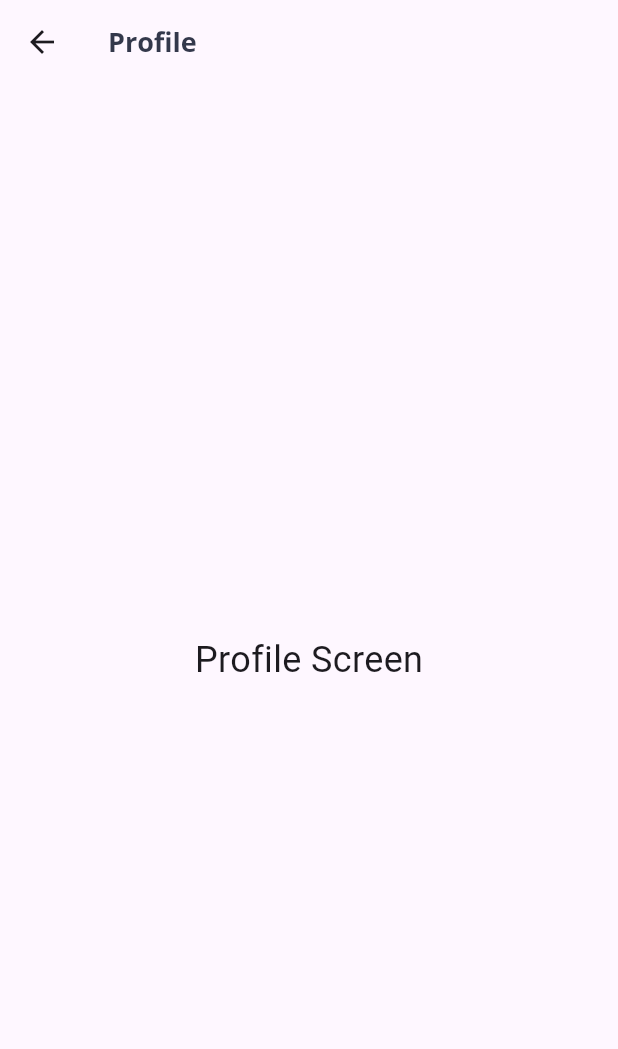
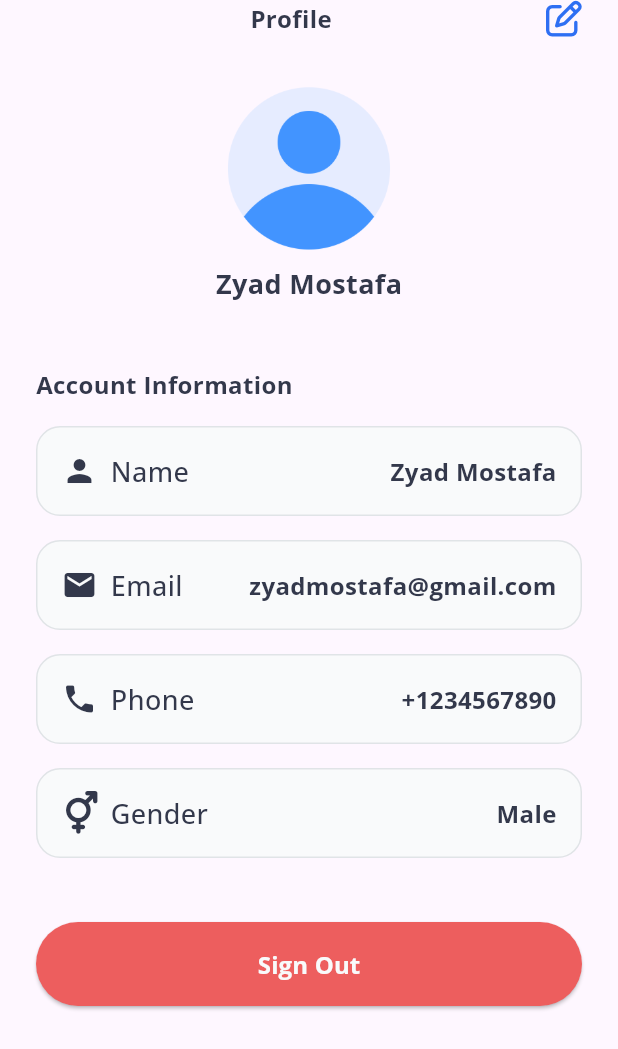
Before and after one commit to zyaddmostafa/MediLink, a Flutter app: the ProfileScreen screen opened directly, on a phone screen of 412 x 824 dp. Shown: the top 1049 px of the screen. Run offline on Flutter 3.47's test engine with Material 3 defaults, Android fonts, the phone set to English and light mode, and no system bars; our stand-ins replace bloc, dio, firebase_core, flutter_bloc, flutter_screenutil, flutter_secure_storage and 11 more; missing offline and left inert: flutter_inappwebview; accounts and stored records are empty; generated files the repository leaves out were written again; network calls fail.

Commit message:
Add EditProfileScreen and ProfileScreen with account information display
- Created EditProfileScreen as a placeholder for editing user profiles.
- Implemented ProfileScreen to display user information including name, email, phone, and gender.
- Added a sign-out button with placeholder functionality.
- Included a header with an edit profile icon for navigation.
- Utilized custom widgets for better code organization and reusability.

```diff
--- a/lib/core/di/dependency_injection.dart
+++ b/lib/core/di/dependency_injection.dart
@@ -8,7 +8,6 @@ import '../../feature/booking/data/apis/booking_appointment_api_service.dart';
 import '../../feature/booking/data/local/cancle_appoinmets_local_service.dart';
 import '../../feature/booking/data/repo/booking_appointment_repo.dart';
 import '../../feature/booking/domain/use_case/filtered_appointment_use_case.dart';
-import '../../feature/booking/presentation/cubit/booking_appointment_cubit.dart';
 import '../../feature/home/data/apis/home_api_service.dart';
 import '../../feature/home/data/repo/home_repo_impl.dart';
 import '../../feature/home/presentation/cubit/home_cubit.dart';
--- a/lib/core/helpers/app_assets.dart
+++ b/lib/core/helpers/app_assets.dart
@@ -39,6 +39,8 @@ class Assets {
   static const String imagesDoctorsCategorysUrology = "assets/images/Doctors_categorys/Urology.png";
 
   static const String imagesHeartBackgroundShadow = "assets/images/heart_background_shadow.png";
+
+  static const String imagesUser = "assets/images/user.png";
 
   static const String lottieNoSearchResult = "assets/lottie/no_search_result.json";
 
--- a/lib/core/widgets/custom_app_bar.dart
+++ b/lib/core/widgets/custom_app_bar.dart
@@ -4,6 +4,7 @@ import '../helpers/app_assets.dart';
 import '../helpers/extentions.dart';
 import 'package:flutter/material.dart';
 
+import '../helpers/spacing.dart';
 import '../theme/app_color.dart';
 
 class CustomAppBar extends StatelessWidget {
@@ -26,7 +27,7 @@ class CustomAppBar extends StatelessWidget {
             colorFilter: ColorFilter.mode(iconColor, BlendMode.srcIn),
           ),
         ),
-
+        horizontalSpacing(16),
         appBarwidget ?? const SizedBox.shrink(),
       ],
     );
--- a/lib/feature/booking/presentation/widget/canceled_Appoitmnet_list_view.dart
+++ b/lib/feature/booking/presentation/widget/canceled_Appoitmnet_list_view.dart
@@ -2,6 +2,7 @@ import 'package:flutter/material.dart';
 import 'package:flutter_bloc/flutter_bloc.dart';
 
 import '../../../../core/helpers/extentions.dart';
+import '../../../../core/helpers/spacing.dart';
 import '../../../../core/model/button_properties_model.dart';
 import '../../../../core/routing/routes.dart';
 import '../../../../core/theme/app_color.dart';
@@ -26,14 +27,12 @@ class CanceledAppoitmenttListView extends StatelessWidget {
 
   @override
   Widget build(BuildContext context) {
-    return ListView(
-      children: List.generate(cancelledDoctors.length, (index) {
-        return Padding(
-          padding: const EdgeInsets.only(bottom: 12),
-          child: DoctorsCard(
-            key: ValueKey(
-              cancelledDoctors[index].id,
-            ), // Unique key for each card
+    return ListView.separated(
+      separatorBuilder: (context, index) => verticalSpacing(12),
+      itemCount: cancelledDoctors.length,
+      itemBuilder: (context, index) {
+        return DoctorsCard(
+          key: ValueKey(cancelledDoctors[index].id), // Unique key for each card
           isFavorite: true, // Cancelled appointments are not favorites
           doctor: cancelledDoctors[index],
           buttonProperties:
@@ -43,18 +42,17 @@ class CanceledAppoitmenttListView extends StatelessWidget {
                 textColor: AppColor.white,
                 backgroundColor: AppColor.primary,
                 onPressed: () {
-                    context
-                        .read<BookingAppointmentCubit>()
-                        .rescheduleAppointment(cancelledAppointments[index].id);
+                  context.read<BookingAppointmentCubit>().rescheduleAppointment(
+                    cancelledAppointments[index].id,
+                  );
                   context.pushNamed(
                     Routes.doctorInfo,
                     arguments: cancelledDoctors[index].id,
                   );
                 },
               ),
-          ),
         );
-      }),
+      },
     );
   }
 }
--- a/lib/feature/navigation/main_navigation_screen.dart
+++ b/lib/feature/navigation/main_navigation_screen.dart
@@ -1,11 +1,11 @@
 import 'package:flutter/material.dart';
 import 'package:flutter_bloc/flutter_bloc.dart';
 import '../../core/di/dependency_injection.dart';
-import '../../core/theme/app_text_styles.dart';
 import '../booking/presentation/cubit/booking_appointment_cubit.dart';
 import '../booking/presentation/screen/booking_screen.dart';
 import '../home/presentation/cubit/home_cubit.dart';
 import '../home/presentation/screens/home_screen.dart';
+import '../profile/presentation/screens/profile_screen.dart';
 import 'widgets/bottom_nav_bar.dart';
 
 class MainNavigationScreen extends StatefulWidget {
@@ -24,6 +24,7 @@ class _MainNavigationScreenState extends State<MainNavigationScreen> {
       value: getIt<HomeCubit>()..getAllDoctors(),
       child: const HomeScreen(),
     ),
+
     BlocProvider(
       create: (context) => BookingAppointmentCubit(getIt(), getIt()),
       child: const BookingScreen(),
@@ -66,21 +67,3 @@ class _MainNavigationScreenState extends State<MainNavigationScreen> {
     );
   }
 }
-
-class ProfileScreen extends StatelessWidget {
-  const ProfileScreen({super.key});
-
-  @override
-  Widget build(BuildContext context) {
-    return Scaffold(
-      appBar: AppBar(
-        title: Text('Profile', style: AppTextStyles.font18Bold),
-        backgroundColor: Colors.transparent,
-        elevation: 0,
-      ),
-      body: const Center(
-        child: Text('Profile Screen', style: TextStyle(fontSize: 24)),
-      ),
-    );
-  }
-}
--- a/lib/feature/navigation/widgets/bottom_nav_bar.dart
+++ b/lib/feature/navigation/widgets/bottom_nav_bar.dart
@@ -19,7 +19,7 @@ class BottomNavBar extends StatelessWidget {
     return Container(
       decoration: const BoxDecoration(color: AppColor.primary),
       child: Padding(
-        padding: const EdgeInsets.symmetric(horizontal: 24.0, vertical: 8),
+        padding: const EdgeInsets.only(bottom: 16),
         child: Row(
           mainAxisAlignment: MainAxisAlignment.spaceAround,
           children: [
@@ -39,7 +39,7 @@ class BottomNavBar extends StatelessWidget {
             ),
 
             NavItem(
-              index: 3,
+              index: 2,
               iconPath: Assets.svgsProfile,
               label: 'Profile',
               currentIndex: currentIndex,
--- /dev/null
+++ b/lib/feature/profile/presentation/screens/edit_profile_screen.dart
@@ -0,0 +1,13 @@
+import 'package:flutter/material.dart';
+
+class EditProfileScreen extends StatelessWidget {
+  const EditProfileScreen({super.key});
+
+  @override
+  Widget build(BuildContext context) {
+    return Scaffold(body: Column(children: [
+
+        ],
+      ));
+  }
+}
--- /dev/null
+++ b/lib/feature/profile/presentation/screens/profile_screen.dart
@@ -0,0 +1,169 @@
+import 'package:flutter/material.dart';
+import 'package:flutter_screenutil/flutter_screenutil.dart';
+import 'package:font_awesome_flutter/font_awesome_flutter.dart';
+
+import '../../../../core/helpers/app_assets.dart';
+import '../../../../core/helpers/spacing.dart';
+import '../../../../core/model/button_properties_model.dart';
+import '../../../../core/theme/app_color.dart';
+import '../../../../core/theme/app_text_styles.dart';
+import '../../../../core/widgets/custom_app_bar.dart';
+import '../../../../core/widgets/custom_elevated_button.dart';
+
+class ProfileScreen extends StatelessWidget {
+  const ProfileScreen({super.key});
+
+  @override
+  Widget build(BuildContext context) {
+    return Scaffold(
+      body: SafeArea(
+        child: Padding(
+          padding: const EdgeInsets.symmetric(horizontal: 24),
+          child: Column(
+            children: [
+              const ProfileSreenHeader(),
+              verticalSpacing(32),
+              const UserImageAndName(),
+              verticalSpacing(42),
+              const AccountInfo(),
+              CustomElevatedButton(
+                properties: ButtonPropertiesModel(
+                  text: 'Sign Out',
+                  textColor: AppColor.white,
+                  backgroundColor: AppColor.red,
+
+                  onPressed: () {
+                    // Handle sign out logic
+                  },
+                ),
+              ),
+            ],
+          ),
+        ),
+      ),
+    );
+  }
+}
+
+class AccountInfo extends StatelessWidget {
+  const AccountInfo({super.key});
+
+  @override
+  Widget build(BuildContext context) {
+    return Column(
+      crossAxisAlignment: CrossAxisAlignment.start,
+      children: [
+        Text('Account Information', style: AppTextStyles.font16Bold),
+        verticalSpacing(16),
+        const Column(
+          spacing: 16,
+          children: [
+            AccountInfoItem(
+              title: 'Name',
+              value: 'Zyad Mostafa',
+              icon: Icons.person,
+            ),
+
+            AccountInfoItem(
+              title: 'Email',
+              value: 'zyadmostafa@gmail.com',
+              icon: Icons.email,
+            ),
+
+            AccountInfoItem(
+              title: 'Phone',
+              value: '+1234567890',
+              icon: Icons.phone,
+            ),
+
+            AccountInfoItem(
+              title: 'Gender',
+              value: 'Male',
+              icon: FontAwesomeIcons.marsAndVenus,
+            ),
+          ],
+        ),
+        verticalSpacing(42),
+      ],
+    );
+  }
+}
+
+class UserImageAndName extends StatelessWidget {
+  const UserImageAndName({super.key});
+
+  @override
+  Widget build(BuildContext context) {
+    return Column(
+      children: [
+        Image.asset(Assets.imagesUser, height: 110.h),
+        verticalSpacing(8),
+        Text('Zyad Mostafa', style: AppTextStyles.font18Bold),
+      ],
+    );
+  }
+}
+
+class ProfileSreenHeader extends StatelessWidget {
+  const ProfileSreenHeader({super.key});
+
+  @override
+  Widget build(BuildContext context) {
+    return Row(
+      mainAxisAlignment: MainAxisAlignment.center,
+      children: [
+        Expanded(
+          child: Center(
+            child: Text('Profile', style: AppTextStyles.font16Bold),
+          ),
+        ),
+        InkWell(
+          onTap: () {
+            // Handle edit profile action
+          },
+          child: const Icon(
+            FontAwesomeIcons.penToSquare,
+            color: AppColor.primary,
+          ),
+        ),
+      ],
+    );
+  }
+}
+
+class AccountInfoItem extends StatelessWidget {
+  final String title;
+  final String value;
+  final IconData icon;
+
+  const AccountInfoItem({
+    super.key,
+    required this.title,
+    required this.value,
+    required this.icon,
+  });
+
+  @override
+  Widget build(BuildContext context) {
+    return Container(
+      padding: const EdgeInsets.all(16),
+      decoration: BoxDecoration(
+        color: AppColor.white,
+        borderRadius: BorderRadius.circular(16),
+        border: Border.all(color: AppColor.grey.withValues(alpha: .2)),
+      ),
+      child: Row(
+        children: [
+          Icon(icon, color: AppColor.black, size: 24),
+          horizontalSpacing(8),
+          Text(
+            title,
+            style: AppTextStyles.font18Medium.copyWith(color: AppColor.black),
+          ),
+          const Spacer(),
+          Text(value, style: AppTextStyles.font16Bold),
+        ],
+      ),
+    );
+  }
+}
--- a/pubspec.yaml
+++ b/pubspec.yaml
@@ -40,6 +40,7 @@ dependencies:
   flutter_screenutil: ^5.9.3
   flutter_secure_storage: ^9.2.4
   flutter_svg: ^2.2.0
+  font_awesome_flutter: ^10.9.0
   get_it: ^8.0.3
   google_fonts: ^6.1.0
   hive: ^2.2.3
```
Also changed, not shown: assets/images/user.png (added), pubspec.lock. Lines whose indentation alone changed are shown as unchanged.
